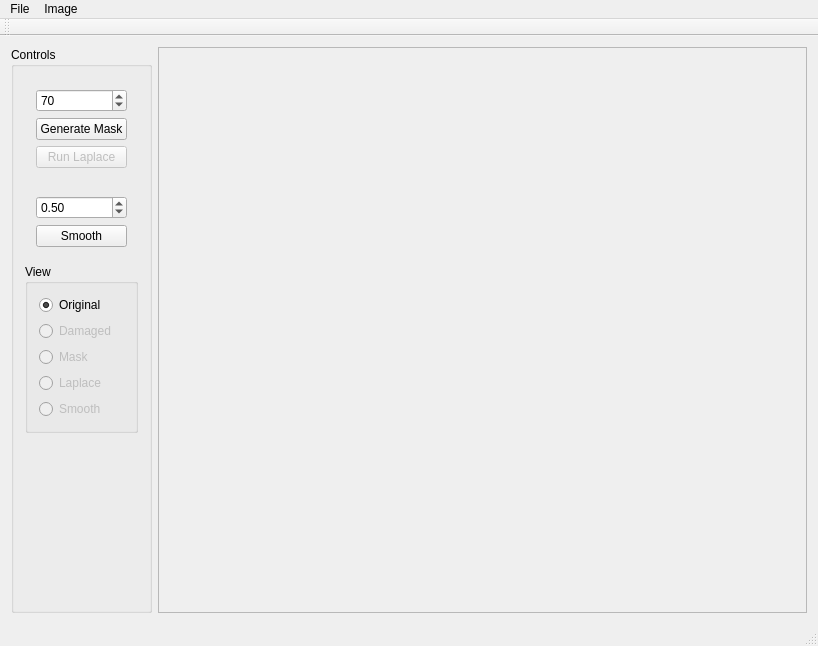
This is src/ImageViewer.ui in blahova/NADR as Qt 5 draws it before an edit. The edited form follows.
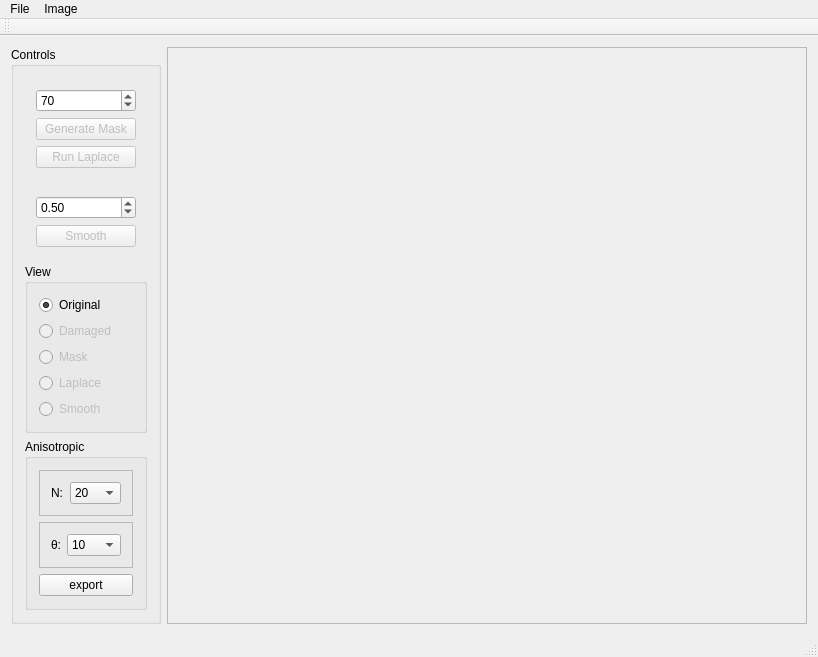
This is the edited form.

Diff of the .ui file:
```diff
--- a/src/ImageViewer.ui
+++ b/src/ImageViewer.ui
@@ -36,6 +36,9 @@
           </item>
           <item>
            <widget class="QPushButton" name="pushButton_generateMask">
+            <property name="enabled">
+             <bool>false</bool>
+            </property>
             <property name="text">
              <string>Generate Mask</string>
             </property>
@@ -75,6 +78,9 @@
           </item>
           <item>
            <widget class="QPushButton" name="pushButton_smooth">
+            <property name="enabled">
+             <bool>false</bool>
+            </property>
             <property name="text">
              <string>Smooth</string>
             </property>
@@ -142,6 +148,111 @@
          </layout>
         </widget>
        </item>
+       <item>
+        <widget class="QGroupBox" name="groupBox_2">
+         <property name="title">
+          <string>Anisotropic</string>
+         </property>
+         <layout class="QVBoxLayout" name="verticalLayout_2">
+          <item>
+           <widget class="QFrame" name="frame">
+            <property name="frameShape">
+             <enum>QFrame::Shape::StyledPanel</enum>
+            </property>
+            <property name="frameShadow">
+             <enum>QFrame::Shadow::Raised</enum>
+            </property>
+            <layout class="QHBoxLayout" name="horizontalLayout_2">
+             <item>
+              <widget class="QLabel" name="label">
+               <property name="text">
+                <string>N:</string>
+               </property>
+              </widget>
+             </item>
+             <item>
+              <widget class="QComboBox" name="comboBox_gridSize">
+               <property name="currentText">
+                <string>60</string>
+               </property>
+               <item>
+                <property name="text">
+                 <string>20</string>
+                </property>
+               </item>
+               <item>
+                <property name="text">
+                 <string>40</string>
+                </property>
+               </item>
+               <item>
+                <property name="text">
+                 <string>60</string>
+                </property>
+               </item>
+               <item>
+                <property name="text">
+                 <string>80</string>
+                </property>
+               </item>
+               <item>
+                <property name="text">
+                 <string>160</string>
+                </property>
+               </item>
+              </widget>
+             </item>
+            </layout>
+           </widget>
+          </item>
+          <item>
+           <widget class="QFrame" name="frame_2">
+            <property name="frameShape">
+             <enum>QFrame::Shape::StyledPanel</enum>
+            </property>
+            <property name="frameShadow">
+             <enum>QFrame::Shadow::Raised</enum>
+            </property>
+            <layout class="QHBoxLayout" name="horizontalLayout_3">
+             <item>
+              <widget class="QLabel" name="label_2">
+               <property name="text">
+                <string>θ:</string>
+               </property>
+              </widget>
+             </item>
+             <item>
+              <widget class="QComboBox" name="comboBox_theta">
+               <item>
+                <property name="text">
+                 <string>10</string>
+                </property>
+               </item>
+               <item>
+                <property name="text">
+                 <string>22.5</string>
+                </property>
+               </item>
+               <item>
+                <property name="text">
+                 <string>45</string>
+                </property>
+               </item>
+              </widget>
+             </item>
+            </layout>
+           </widget>
+          </item>
+          <item>
+           <widget class="QPushButton" name="pushButton_anisotropic">
+            <property name="text">
+             <string>export</string>
+            </property>
+           </widget>
+          </item>
+         </layout>
+        </widget>
+       </item>
        <item>
         <spacer name="verticalSpacer">
          <property name="orientation">
@@ -168,7 +279,7 @@
         <rect>
          <x>0</x>
          <y>0</y>
-         <width>668</width>
+         <width>645</width>
          <height>571</height>
         </rect>
        </property>
```
